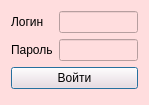
Above: ui/login.ui from Meller008/CRM-Avi before the change. Below: the same form after it.
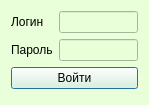
That is the form after the change.

Patch:
```diff
--- a/ui/login.ui
+++ b/ui/login.ui
@@ -14,7 +14,7 @@
    <string>Логин</string>
   </property>
   <property name="styleSheet">
-   <string notr="true">background-color: rgb(255, 221, 222);</string>
+   <string notr="true">background-color: rgb(232, 255, 217);ы</string>
   </property>
   <layout class="QFormLayout" name="formLayout">
    <item row="0" column="0">
```
